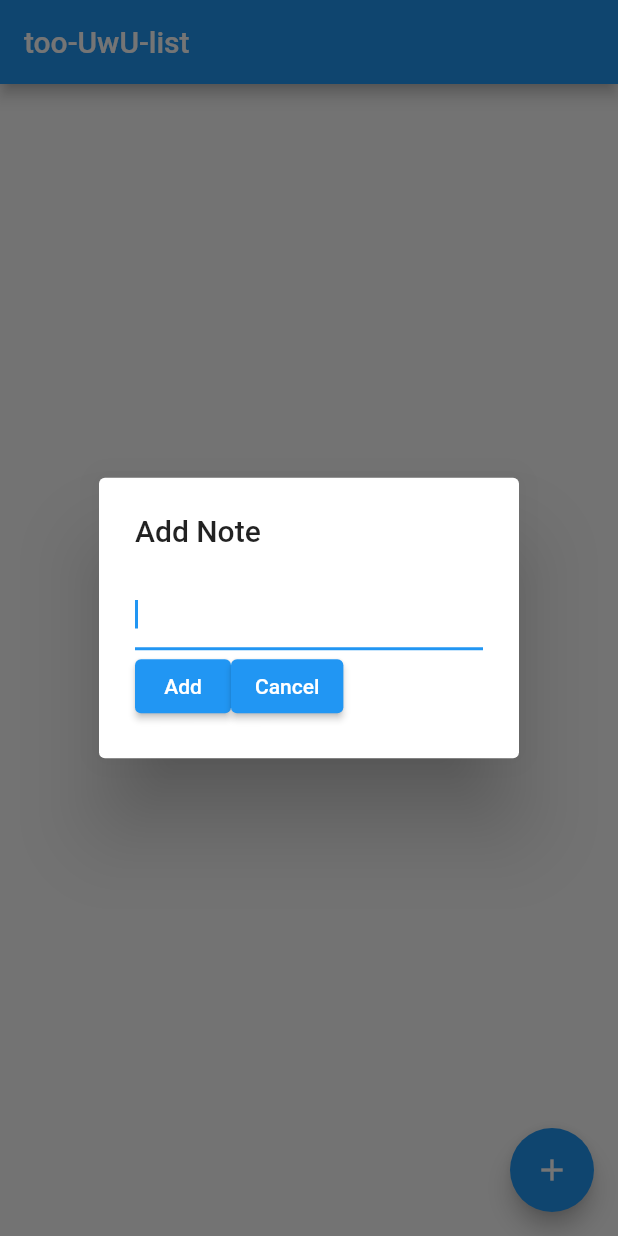
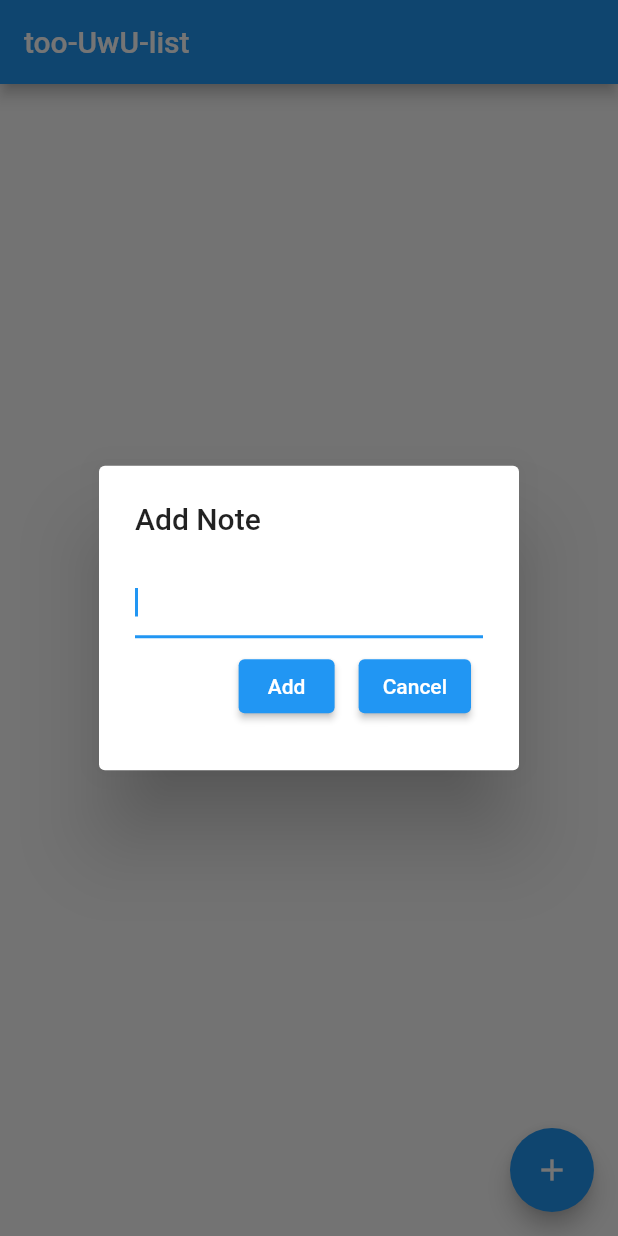
Before and after one commit to Red1C3/too_uwu_list_client, a Flutter app: the screen it shows after launch, after a tap on the "add" icon, on a phone screen of 412 x 824 dp. Run offline on Flutter 3.47's test engine with Material 2 defaults, Android fonts, the phone set to English and light mode, and no system bars; network calls fail.

Commit message:
Add padding around add note dialog buttons

```diff
--- a/lib/add_note_dialog.dart
+++ b/lib/add_note_dialog.dart
@@ -16,7 +16,8 @@ class _AddNoteDialogState extends State {
       if (value) {
         Navigator.pop(context);
       } else {
-        ScaffoldMessenger.of(context).showSnackBar(const SnackBar(content: Text("Failed to create note")));
+        ScaffoldMessenger.of(context).showSnackBar(
+            const SnackBar(content: Text("Failed to create note")));
       }
     });
   }
@@ -34,14 +35,20 @@ class _AddNoteDialogState extends State {
             onSubmitted: (value) => _addNote(context),
           ),
           Row(
+            mainAxisAlignment: MainAxisAlignment.end,
             children: [
-              ElevatedButton(
-                  onPressed: () => _addNote(context), child: const Text("Add")),
-              ElevatedButton(
-                  onPressed: () {
-                    Navigator.pop(context);
-                  },
-                  child: const Text("Cancel"))
+              Padding(
+                  padding: const EdgeInsets.all(8.0),
+                  child: ElevatedButton(
+                      onPressed: () => _addNote(context),
+                      child: const Text("Add"))),
+              Padding(
+                  padding: const EdgeInsets.all(8.0),
+                  child: ElevatedButton(
+                      onPressed: () {
+                        Navigator.pop(context);
+                      },
+                      child: const Text("Cancel")))
             ],
           )
         ],
```
